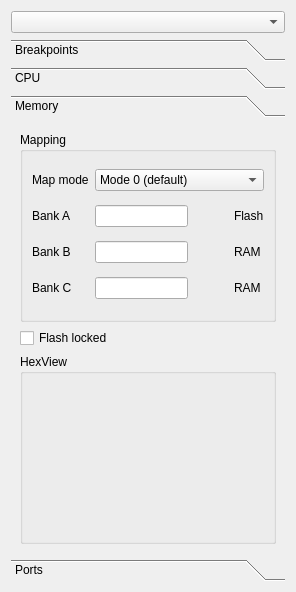
This is gui-qt/calcdebuger.ui in labsin/TilEm as Qt 5 draws it before an edit. The edited form follows.
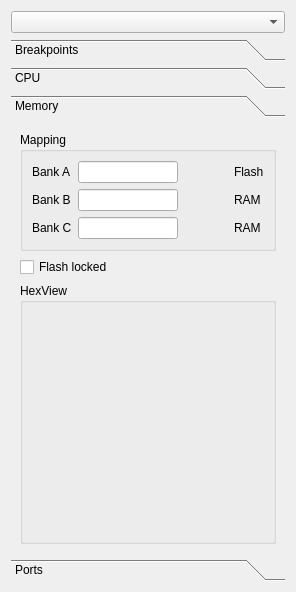
This is the edited form. The open tabs and pages were chosen to show the change. Custom widgets are drawn as their Qt base class.

Commit message: More debuging : nicer flags watch and page mapping watch.

Diff of the .ui file:
```diff
--- a/gui-qt/calcdebuger.ui
+++ b/gui-qt/calcdebuger.ui
@@ -740,35 +740,14 @@
          </property>
          <layout class="QGridLayout" name="gridLayout_3">
           <item row="0" column="0">
-           <widget class="QLabel" name="label_5">
-            <property name="text">
-             <string>Map mode</string>
-            </property>
-           </widget>
-          </item>
-          <item row="0" column="1" colspan="3">
-           <widget class="QComboBox" name="cb_map_mode">
-            <item>
-             <property name="text">
-              <string>Mode 0 (default)</string>
-             </property>
-            </item>
-            <item>
-             <property name="text">
-              <string>Mode 1</string>
-             </property>
-            </item>
-           </widget>
-          </item>
-          <item row="1" column="0">
            <widget class="QLabel" name="label_12">
             <property name="text">
              <string>Bank A</string>
             </property>
            </widget>
           </item>
-          <item row="1" column="1">
-           <widget class="QLineEdit" name="le_bankA">
+          <item row="0" column="1">
+           <widget class="CalcHexValue" name="le_bankA">
             <property name="sizePolicy">
              <sizepolicy hsizetype="Maximum" vsizetype="Fixed">
               <horstretch>0</horstretch>
@@ -786,22 +765,22 @@
             </property>
            </widget>
           </item>
-          <item row="1" column="3">
+          <item row="0" column="3">
            <widget class="QLabel" name="lbl_bankA">
             <property name="text">
              <string>Flash</string>
             </property>
            </widget>
           </item>
-          <item row="2" column="0">
+          <item row="1" column="0">
            <widget class="QLabel" name="label_25">
             <property name="text">
              <string>Bank B</string>
             </property>
            </widget>
           </item>
-          <item row="2" column="1">
-           <widget class="QLineEdit" name="le_bankB">
+          <item row="1" column="1">
+           <widget class="CalcHexValue" name="le_bankB">
             <property name="sizePolicy">
              <sizepolicy hsizetype="Maximum" vsizetype="Fixed">
               <horstretch>0</horstretch>
@@ -819,22 +798,22 @@
             </property>
            </widget>
           </item>
-          <item row="2" column="3">
+          <item row="1" column="3">
            <widget class="QLabel" name="lbl_bankB">
             <property name="text">
              <string>RAM</string>
             </property>
            </widget>
           </item>
-          <item row="3" column="0">
+          <item row="2" column="0">
            <widget class="QLabel" name="label_26">
             <property name="text">
              <string>Bank C</string>
             </property>
            </widget>
           </item>
-          <item row="3" column="1">
-           <widget class="QLineEdit" name="le_bankC">
+          <item row="2" column="1">
+           <widget class="CalcHexValue" name="le_bankC">
             <property name="sizePolicy">
              <sizepolicy hsizetype="Maximum" vsizetype="Fixed">
               <horstretch>0</horstretch>
@@ -852,14 +831,14 @@
             </property>
            </widget>
           </item>
-          <item row="3" column="3">
+          <item row="2" column="3">
            <widget class="QLabel" name="lbl_bankC">
             <property name="text">
              <string>RAM</string>
             </property>
            </widget>
           </item>
-          <item row="1" column="2" rowspan="3">
+          <item row="0" column="2" rowspan="3">
            <spacer name="horizontalSpacer_3">
             <property name="orientation">
              <enum>Qt::Horizontal</enum>
@@ -884,6 +863,12 @@
        </item>
        <item>
         <widget class="QGroupBox" name="groupBox_4">
+         <property name="sizePolicy">
+          <sizepolicy hsizetype="Preferred" vsizetype="Expanding">
+           <horstretch>0</horstretch>
+           <verstretch>0</verstretch>
+          </sizepolicy>
+         </property>
          <property name="title">
           <string>HexView</string>
          </property>
```
Left out of the diff: 6 changed lines with no effect on the pictures. The commit also changes 2 other files.
